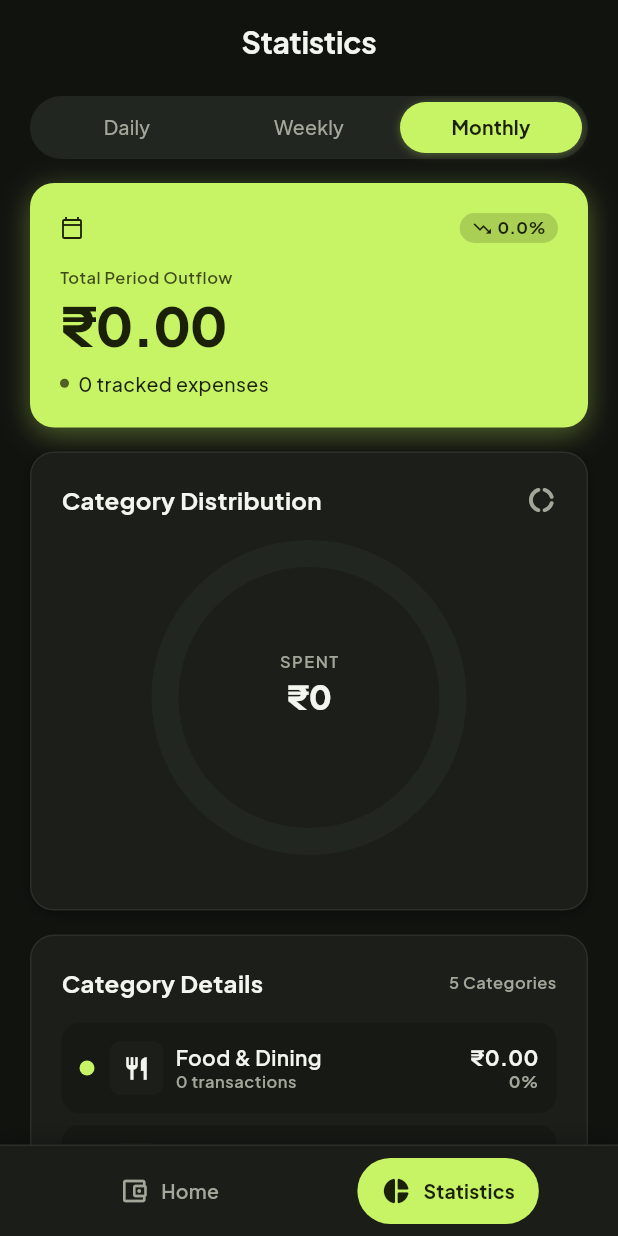
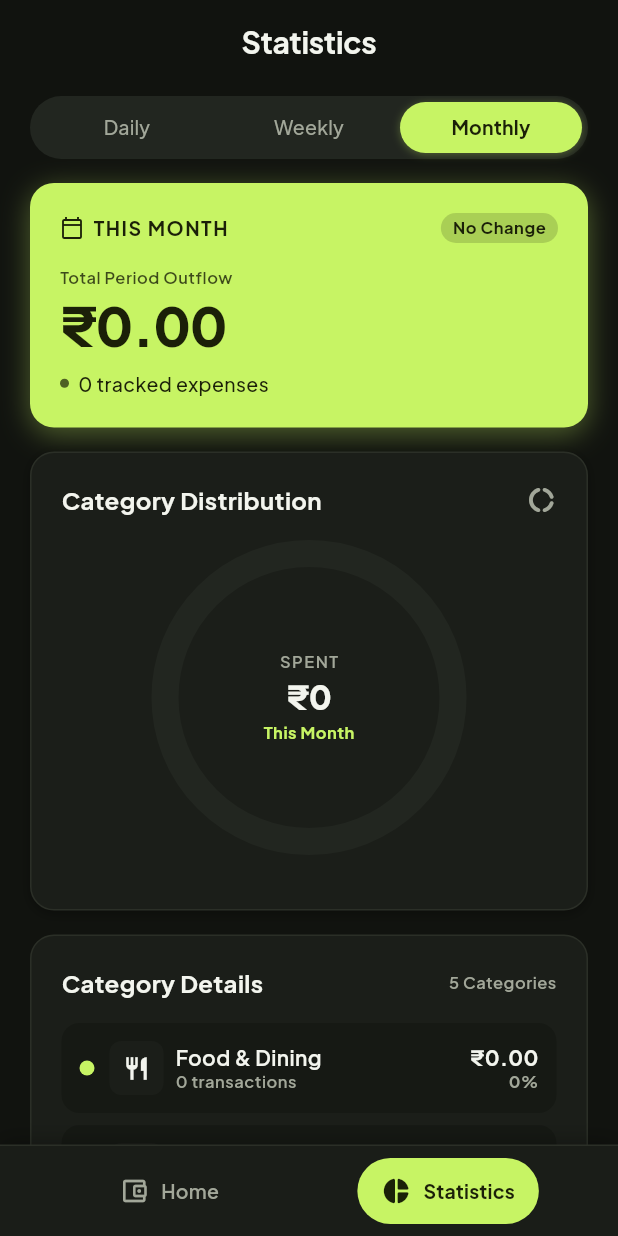
Before and after one commit to Ananduudayan180/ofline-expense-tracker-app, a Flutter app: the screen it shows after launch, after a tap on the "dark mode" icon, after a tap on "Statistics", on a phone screen of 412 x 824 dp. Run offline on Flutter 3.47's test engine with Material 3 defaults, Android fonts, the phone set to English and light mode, and no system bars; our stand-ins replace flutter_riverpod, google_fonts, hive, hive_flutter; accounts and stored records are empty.

Commit message:
fix: correct percentage change logic for period statistics

```diff
--- a/lib/features/expenses/domain/entities/period_stats.dart
+++ b/lib/features/expenses/domain/entities/period_stats.dart
@@ -1,10 +1,8 @@
 import 'expense_category.dart';
 
-enum StatsPeriod {
-  daily,
-  weekly,
-  monthly,
-}
+enum StatsPeriod { daily, weekly, monthly }
+
+enum SpendingTrend { noChange, newSpending, increase, decrease }
 
 class CategoryBreakdown {
   final ExpenseCategory category;
@@ -29,6 +27,7 @@ class PeriodStats {
   final CategoryBreakdown? topCategory;
   final double previousPeriodAmount;
   final double percentageChangeFromPrevious; // e.g. -4.2%
+  final SpendingTrend spendingTrend;
 
   const PeriodStats({
     required this.period,
@@ -39,5 +38,22 @@ class PeriodStats {
     this.topCategory,
     this.previousPeriodAmount = 0.0,
     this.percentageChangeFromPrevious = 0.0,
+    this.spendingTrend = SpendingTrend.noChange,
   });
+
+  String get percentageChangeLabel {
+    switch (spendingTrend) {
+      case SpendingTrend.newSpending:
+        return 'New Spending';
+      case SpendingTrend.noChange:
+        return 'No Change';
+      case SpendingTrend.decrease:
+        if (totalAmount == 0.0 && previousPeriodAmount > 0.0) {
+          return '-100%';
+        }
+        return '-${percentageChangeFromPrevious.abs().toStringAsFixed(1)}%';
+      case SpendingTrend.increase:
+        return '+${percentageChangeFromPrevious.toStringAsFixed(1)}%';
+    }
+  }
 }
--- a/lib/features/expenses/presentation/providers/expense_providers.dart
+++ b/lib/features/expenses/presentation/providers/expense_providers.dart
@@ -1,5 +1,7 @@
 import 'dart:async';
+
 import 'package:flutter_riverpod/flutter_riverpod.dart';
+
 import '../../data/datasources/expense_local_data_source.dart';
 import '../../data/repositories/expense_repository_impl.dart';
 import '../../domain/entities/expense.dart';
@@ -67,7 +69,9 @@ class ExpenseListNotifier extends AsyncNotifier<List<Expense>> {
 }
 
 final expenseListProvider =
-    AsyncNotifierProvider<ExpenseListNotifier, List<Expense>>(ExpenseListNotifier.new);
+    AsyncNotifierProvider<ExpenseListNotifier, List<Expense>>(
+      ExpenseListNotifier.new,
+    );
 
 // Selected Stats Period Notifier (Daily, Weekly, Monthly)
 class SelectedStatsPeriodNotifier extends Notifier<StatsPeriod> {
@@ -81,7 +85,8 @@ class SelectedStatsPeriodNotifier extends Notifier<StatsPeriod> {
 
 final selectedStatsPeriodProvider =
     NotifierProvider<SelectedStatsPeriodNotifier, StatsPeriod>(
-        SelectedStatsPeriodNotifier.new);
+      SelectedStatsPeriodNotifier.new,
+    );
 
 // Monthly Total Provider
 final currentMonthStatsProvider = Provider<PeriodStats>((ref) {
@@ -122,56 +127,53 @@ PeriodStats _calculateStats(List<Expense> expenses, StatsPeriod period) {
   switch (period) {
     case StatsPeriod.daily:
       final todayStart = DateTime(now.year, now.month, now.day);
-      final yesterdayStart = todayStart.subtract(const Duration(days: 1));
+      final yesterdayStart = DateTime(now.year, now.month, now.day - 1);
 
-      filtered = expenses.where((e) => e.dateTime.isAfter(todayStart)).toList();
+      filtered = expenses.where((e) {
+        final dt = e.dateTime.toLocal();
+        return !dt.isBefore(todayStart);
+      }).toList();
       previousFiltered = expenses.where((e) {
-        return e.dateTime.isAfter(yesterdayStart) &&
-            e.dateTime.isBefore(todayStart);
+        final dt = e.dateTime.toLocal();
+        return !dt.isBefore(yesterdayStart) && dt.isBefore(todayStart);
       }).toList();
       break;
 
     case StatsPeriod.weekly:
-      final weekStart = DateTime(now.year, now.month, now.day)
-          .subtract(Duration(days: now.weekday - 1));
+      final todayMidnight = DateTime(now.year, now.month, now.day);
+      final weekStart = todayMidnight.subtract(Duration(days: now.weekday - 1));
       final prevWeekStart = weekStart.subtract(const Duration(days: 7));
 
-      filtered = expenses.where((e) => e.dateTime.isAfter(weekStart)).toList();
+      filtered = expenses.where((e) {
+        final dt = e.dateTime.toLocal();
+        return !dt.isBefore(weekStart);
+      }).toList();
       previousFiltered = expenses.where((e) {
-        return e.dateTime.isAfter(prevWeekStart) &&
-            e.dateTime.isBefore(weekStart);
+        final dt = e.dateTime.toLocal();
+        return !dt.isBefore(prevWeekStart) && dt.isBefore(weekStart);
       }).toList();
       break;
 
     case StatsPeriod.monthly:
-      // Use explicit local-time boundaries so they align with timestamps
-      // restored via DateTime.fromMillisecondsSinceEpoch (which is UTC-based
-      // unless the device timezone is accounted for).
       final monthStart = DateTime(now.year, now.month, 1);
+      final prevMonthStart = DateTime(now.year, now.month - 1, 1);
 
-      // Safe previous-month calculation: go to the 1st of current month,
-      // then subtract one day to land in the previous month, then snap to
-      // the 1st of that month.
-      final prevMonthEnd = DateTime(now.year, now.month, 1);
-      final prevMonthStart = DateTime(
-        prevMonthEnd.year,
-        prevMonthEnd.month - 1,
-        1,
-      );
-
-      filtered = expenses
-          .where((e) => !e.dateTime.toLocal().isBefore(monthStart))
-          .toList();
+      filtered = expenses.where((e) {
+        final dt = e.dateTime.toLocal();
+        return !dt.isBefore(monthStart);
+      }).toList();
       previousFiltered = expenses.where((e) {
         final dt = e.dateTime.toLocal();
-        return !dt.isBefore(prevMonthStart) && dt.isBefore(prevMonthEnd);
+        return !dt.isBefore(prevMonthStart) && dt.isBefore(monthStart);
       }).toList();
       break;
   }
 
   final total = filtered.fold<double>(0.0, (sum, e) => sum + e.amount);
-  final previousTotal =
-      previousFiltered.fold<double>(0.0, (sum, e) => sum + e.amount);
+  final previousTotal = previousFiltered.fold<double>(
+    0.0,
+    (sum, e) => sum + e.amount,
+  );
 
   // Group by category
   final Map<ExpenseCategoryType, ({double amount, int count})> categoryMap = {};
@@ -191,12 +193,14 @@ PeriodStats _calculateStats(List<Expense> expenses, StatsPeriod period) {
   for (final cat in ExpenseCategory.all) {
     final data = categoryMap[cat.type]!;
     final percentage = total > 0 ? (data.amount / total) * 100 : 0.0;
-    breakdowns.add(CategoryBreakdown(
-      category: cat,
-      amount: data.amount,
-      count: data.count,
-      percentage: percentage,
-    ));
+    breakdowns.add(
+      CategoryBreakdown(
+        category: cat,
+        amount: data.amount,
+        count: data.count,
+        percentage: percentage,
+      ),
+    );
   }
 
   // Sort descending by amount
@@ -207,16 +211,31 @@ PeriodStats _calculateStats(List<Expense> expenses, StatsPeriod period) {
       : null;
 
   // Calculate percentage change:
-  // - If both are 0 → 0.0%
-  // - If previous is 0 but current > 0 → treat as +100% (new spending baseline)
+  // - If both are 0 → 0.0%, noChange
+  // - If previous is 0 and current > 0 → newSpending (instead of 100% hike)
+  // - If current is 0 and previous > 0 → -100.0%, decrease (100% decrease)
   // - Otherwise → standard % change formula
   final double percentageChange;
+  final SpendingTrend trend;
+
   if (previousTotal == 0.0 && total == 0.0) {
     percentageChange = 0.0;
+    trend = SpendingTrend.noChange;
   } else if (previousTotal == 0.0) {
-    percentageChange = 100.0; // went from nothing to some spending
+    percentageChange = 0.0;
+    trend = SpendingTrend.newSpending;
+  } else if (total == 0.0) {
+    percentageChange = -100.0;
+    trend = SpendingTrend.decrease;
   } else {
     percentageChange = ((total - previousTotal) / previousTotal) * 100;
+    if (percentageChange > 0) {
+      trend = SpendingTrend.increase;
+    } else if (percentageChange < 0) {
+      trend = SpendingTrend.decrease;
+    } else {
+      trend = SpendingTrend.noChange;
+    }
   }
 
   final count = filtered.length;
@@ -231,5 +250,6 @@ PeriodStats _calculateStats(List<Expense> expenses, StatsPeriod period) {
     topCategory: topCategory,
     previousPeriodAmount: previousTotal,
     percentageChangeFromPrevious: percentageChange,
+    spendingTrend: trend,
   );
 }
--- a/lib/features/expenses/presentation/screens/home_screen.dart
+++ b/lib/features/expenses/presentation/screens/home_screen.dart
@@ -77,6 +77,7 @@ class _HomeScreenState extends ConsumerState<HomeScreen> {
                       totalAmount: monthStats.totalAmount,
                       percentageChange: monthStats.percentageChangeFromPrevious,
                       previousAmount: monthStats.previousPeriodAmount,
+                      spendingTrend: monthStats.spendingTrend,
                     ),
                     const SizedBox(height: AppDimens.spaceMd),
 
--- a/lib/features/expenses/presentation/screens/statistics_screen.dart
+++ b/lib/features/expenses/presentation/screens/statistics_screen.dart
@@ -20,20 +20,16 @@ class StatisticsScreen extends ConsumerWidget {
     final now = DateTime.now();
     final colors = context.colors;
     final typography = context.typography;
-    String periodTitle = '';
     String periodSubtitle = '';
     switch (selectedPeriod) {
       case StatsPeriod.daily:
-        periodTitle = 'Today';
         periodSubtitle = DateFormatter.formatFullDate(now);
         break;
       case StatsPeriod.weekly:
-        periodTitle = 'This Week';
-        periodSubtitle = 'Last 7 Days';
+        periodSubtitle = 'this week';
         break;
       case StatsPeriod.monthly:
-        periodTitle = DateFormatter.formatMonthYear(now);
-        periodSubtitle = 'Monthly Period';
+        periodSubtitle = DateFormatter.formatMonthYear(now);
         break;
     }
 
--- a/lib/features/expenses/presentation/widgets/donut_chart_card.dart
+++ b/lib/features/expenses/presentation/widgets/donut_chart_card.dart
@@ -2,6 +2,7 @@ import 'package:expense_tracker/core/constants/app_colors.dart';
 import 'package:expense_tracker/core/constants/app_dimens.dart';
 import 'package:expense_tracker/core/constants/app_typography.dart';
 import 'package:expense_tracker/features/expenses/presentation/providers/expense_providers.dart';
+import 'package:expense_tracker/features/expenses/domain/entities/period_stats.dart';
 import 'package:expense_tracker/features/expenses/presentation/widgets/donut_chart_widget.dart';
 import 'package:flutter/material.dart';
 import 'package:flutter_riverpod/flutter_riverpod.dart';
@@ -13,8 +14,12 @@ class DonutChartCard extends ConsumerWidget {
   Widget build(BuildContext context, WidgetRef ref) {
     final colors = context.colors;
     final typography = context.typography;
-    final periodTitle = '';
     final stats = ref.watch(periodStatsProvider);
+    final periodTitle = switch (stats.period) {
+      StatsPeriod.daily => 'Today',
+      StatsPeriod.weekly => 'This Week',
+      StatsPeriod.monthly => 'This Month',
+    };
     return Container(
       padding: const EdgeInsets.all(AppDimens.spaceLg),
       decoration: BoxDecoration(
--- a/lib/features/expenses/presentation/widgets/hero_monthly_card.dart
+++ b/lib/features/expenses/presentation/widgets/hero_monthly_card.dart
@@ -1,26 +1,49 @@
 import 'package:flutter/material.dart';
+
 import '../../../../core/constants/app_colors.dart';
 import '../../../../core/constants/app_dimens.dart';
 import '../../../../core/constants/app_typography.dart';
 import '../../../../core/utils/currency_formatter.dart';
+import '../../domain/entities/period_stats.dart';
 
 class HeroMonthlyCard extends StatelessWidget {
   final double totalAmount;
   final double percentageChange;
   final double previousAmount;
+  final SpendingTrend? spendingTrend;
 
   const HeroMonthlyCard({
     super.key,
     required this.totalAmount,
-    this.percentageChange = -4.2,
-    this.previousAmount = 1482.00,
+    this.percentageChange = 0.0,
+    this.previousAmount = 0.0,
+    this.spendingTrend,
   });
+
+  SpendingTrend get resolvedTrend {
+    if (spendingTrend != null) return spendingTrend!;
+    if (previousAmount == 0.0 && totalAmount == 0.0) {
+      return SpendingTrend.noChange;
+    }
+    if (previousAmount == 0.0 && totalAmount > 0.0) {
+      return SpendingTrend.newSpending;
+    }
+    if (totalAmount == 0.0 && previousAmount > 0.0) {
+      return SpendingTrend.decrease;
+    }
+    if (percentageChange > 0.0) {
+      return SpendingTrend.increase;
+    }
+    if (percentageChange < 0.0) {
+      return SpendingTrend.decrease;
+    }
+    return SpendingTrend.noChange;
+  }
 
   @override
   Widget build(BuildContext context) {
     final colors = context.colors;
     final typography = context.typography;
-    final isDecrease = percentageChange <= 0;
 
     return Container(
       width: double.infinity,
@@ -29,7 +52,9 @@ class HeroMonthlyCard extends StatelessWidget {
         borderRadius: BorderRadius.circular(20),
         boxShadow: [
           BoxShadow(
-            color: colors.primary.withValues(alpha: colors.isDark ? 0.25 : 0.35),
+            color: colors.primary.withValues(
+              alpha: colors.isDark ? 0.25 : 0.35,
+            ),
             offset: const Offset(0, 6),
             blurRadius: 18,
           ),
@@ -109,26 +134,7 @@ class HeroMonthlyCard extends StatelessWidget {
                           color: colors.onPrimary.withValues(alpha: 0.1),
                           borderRadius: BorderRadius.circular(6),
                         ),
-                        child: Row(
-                          mainAxisSize: MainAxisSize.min,
-                          children: [
-                            Icon(
-                              isDecrease
-                                  ? Icons.arrow_downward_rounded
-                                  : Icons.arrow_upward_rounded,
-                              size: 14,
-                              color: colors.onPrimary,
-                            ),
-                            const SizedBox(width: 2),
-                            Text(
-                              '${percentageChange.abs().toStringAsFixed(1)}%',
-                              style: typography.labelSm.copyWith(
-                                color: colors.onPrimary,
-                                fontWeight: FontWeight.w700,
-                              ),
-                            ),
-                          ],
-                        ),
+                        child: _buildTrendContent(context),
                       ),
                       const SizedBox(width: AppDimens.spaceSm),
                       Text(
@@ -147,4 +153,65 @@ class HeroMonthlyCard extends StatelessWidget {
       ),
     );
   }
+
+  Widget _buildTrendContent(BuildContext context) {
+    final colors = context.colors;
+    final typography = context.typography;
+
+    switch (resolvedTrend) {
+      case SpendingTrend.newSpending:
+        return Text(
+          'New Spending',
+          style: typography.labelSm.copyWith(
+            color: colors.onPrimary,
+            fontWeight: FontWeight.w700,
+          ),
+        );
+      case SpendingTrend.noChange:
+        return Text(
+          'No Change',
+          style: typography.labelSm.copyWith(
+            color: colors.onPrimary,
+            fontWeight: FontWeight.w700,
+          ),
+        );
+      case SpendingTrend.decrease:
+        final label = totalAmount == 0.0 && previousAmount > 0.0
+            ? '-100%'
+            : '${percentageChange.abs().toStringAsFixed(1)}%';
+        return Row(
+          mainAxisSize: MainAxisSize.min,
+          children: [
+            Icon(
+              Icons.arrow_downward_rounded,
+              size: 14,
+              color: colors.onPrimary,
+            ),
+            const SizedBox(width: 2),
+            Text(
+              label,
+              style: typography.labelSm.copyWith(
+                color: colors.onPrimary,
+                fontWeight: FontWeight.w700,
+              ),
+            ),
+          ],
+        );
+      case SpendingTrend.increase:
+        return Row(
+          mainAxisSize: MainAxisSize.min,
+          children: [
+            Icon(Icons.arrow_upward_rounded, size: 14, color: colors.onPrimary),
+            const SizedBox(width: 2),
+            Text(
+              '${percentageChange.abs().toStringAsFixed(1)}%',
+              style: typography.labelSm.copyWith(
+                color: colors.onPrimary,
+                fontWeight: FontWeight.w700,
+              ),
+            ),
+          ],
+        );
+    }
+  }
 }
--- a/lib/features/expenses/presentation/widgets/hero_spend_card.dart
+++ b/lib/features/expenses/presentation/widgets/hero_spend_card.dart
@@ -3,6 +3,7 @@ import 'package:expense_tracker/core/constants/app_colors.dart';
 import 'package:expense_tracker/core/constants/app_typography.dart';
 import 'package:expense_tracker/core/utils/currency_formatter.dart';
 import 'package:expense_tracker/features/expenses/presentation/providers/expense_providers.dart';
+import 'package:expense_tracker/features/expenses/domain/entities/period_stats.dart';
 import 'package:flutter/material.dart';
 import 'package:flutter_riverpod/flutter_riverpod.dart';
 
@@ -12,7 +13,11 @@ class HeroSpendCard extends ConsumerWidget {
   @override
   Widget build(BuildContext context, WidgetRef ref) {
     final stats = ref.watch(periodStatsProvider);
-    final periodTitle = '';
+    final periodTitle = switch (stats.period) {
+      StatsPeriod.daily => 'Today',
+      StatsPeriod.weekly => 'This Week',
+      StatsPeriod.monthly => 'This Month',
+    };
     final colors = context.colors;
     final typography = context.typography;
     return Container(
@@ -60,26 +65,7 @@ class HeroSpendCard extends ConsumerWidget {
                       : Colors.white.withValues(alpha: 0.6),
                   borderRadius: BorderRadius.circular(AppDimens.radiusFull),
                 ),
-                child: Row(
-                  mainAxisSize: MainAxisSize.min,
-                  children: [
-                    Icon(
-                      stats.percentageChangeFromPrevious <= 0
-                          ? Icons.trending_down
-                          : Icons.trending_up,
-                      size: 14,
-                      color: colors.onPrimary,
-                    ),
-                    const SizedBox(width: 3),
-                    Text(
-                      '${stats.percentageChangeFromPrevious.abs().toStringAsFixed(1)}%',
-                      style: typography.labelSm.copyWith(
-                        fontWeight: FontWeight.w700,
-                        color: colors.onPrimary,
-                      ),
-                    ),
-                  ],
-                ),
+                child: _buildTrendContent(context, stats),
               ),
             ],
           ),
@@ -124,4 +110,62 @@ class HeroSpendCard extends ConsumerWidget {
       ),
     );
   }
+
+  Widget _buildTrendContent(BuildContext context, PeriodStats stats) {
+    final colors = context.colors;
+    final typography = context.typography;
+
+    switch (stats.spendingTrend) {
+      case SpendingTrend.newSpending:
+        return Text(
+          'New Spending',
+          style: typography.labelSm.copyWith(
+            fontWeight: FontWeight.w700,
+            color: colors.onPrimary,
+          ),
+        );
+      case SpendingTrend.noChange:
+        return Text(
+          'No Change',
+          style: typography.labelSm.copyWith(
+            fontWeight: FontWeight.w700,
+            color: colors.onPrimary,
+          ),
+        );
+      case SpendingTrend.decrease:
+        final label =
+            stats.totalAmount == 0.0 && stats.previousPeriodAmount > 0.0
+            ? '-100%'
+            : '${stats.percentageChangeFromPrevious.abs().toStringAsFixed(1)}%';
+        return Row(
+          mainAxisSize: MainAxisSize.min,
+          children: [
+            Icon(Icons.trending_down, size: 14, color: colors.onPrimary),
+            const SizedBox(width: 3),
+            Text(
+              label,
+              style: typography.labelSm.copyWith(
+                fontWeight: FontWeight.w700,
+                color: colors.onPrimary,
+              ),
+            ),
+          ],
+        );
+      case SpendingTrend.increase:
+        return Row(
+          mainAxisSize: MainAxisSize.min,
+          children: [
+            Icon(Icons.trending_up, size: 14, color: colors.onPrimary),
+            const SizedBox(width: 3),
+            Text(
+              '${stats.percentageChangeFromPrevious.abs().toStringAsFixed(1)}%',
+              style: typography.labelSm.copyWith(
+                fontWeight: FontWeight.w700,
+                color: colors.onPrimary,
+              ),
+            ),
+          ],
+        );
+    }
+  }
 }
```
Also changed, not shown: 1 other file.
